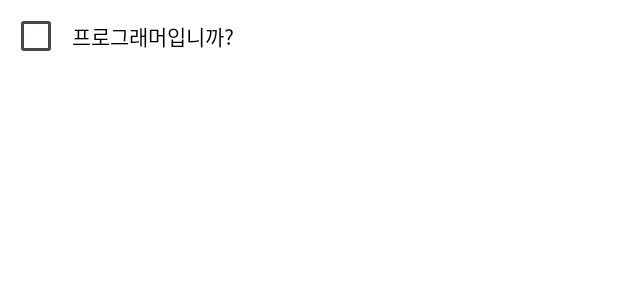
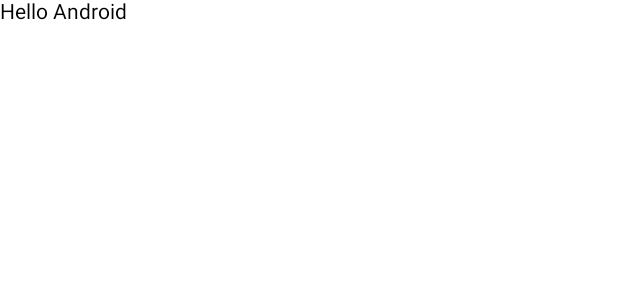
Before and after one commit to dqwdd-mega/compose_practice, an Android app built with Jetpack Compose: the @Preview function GreetingPreview, on a phone screen of 412 x 824 dp. Shown: the top 300 px of the screen. Run offline under Robolectric (Android 15) with nearby library versions, the phone set to English and light mode, and no system bars.

Commit message:
[Chapter 03.14-TextField] : Step 1 Clear

```diff
--- a/app/src/main/java/com/example/ch03_intro/MainActivity.kt
+++ b/app/src/main/java/com/example/ch03_intro/MainActivity.kt
@@ -3,22 +3,19 @@ package com.example.ch03_intro
 import android.os.Bundle
 import androidx.activity.ComponentActivity
 import androidx.activity.compose.setContent
-import androidx.compose.foundation.clickable
 import androidx.compose.foundation.layout.Column
 import androidx.compose.foundation.layout.Row
 import androidx.compose.foundation.layout.fillMaxSize
-import androidx.compose.material3.Checkbox
+import androidx.compose.foundation.layout.padding
 import androidx.compose.material3.MaterialTheme
 import androidx.compose.material3.Surface
 import androidx.compose.material3.Text
+import androidx.compose.material3.TextField
 import androidx.compose.runtime.Composable
-import androidx.compose.runtime.getValue
-import androidx.compose.runtime.mutableStateOf
-import androidx.compose.runtime.remember
-import androidx.compose.runtime.setValue
 import androidx.compose.ui.Alignment
 import androidx.compose.ui.Modifier
 import androidx.compose.ui.tooling.preview.Preview
+import androidx.compose.ui.unit.dp
 import com.example.ch03_intro.ui.theme.Ch03IntroTheme
 
 class MainActivity : ComponentActivity() {
@@ -31,77 +28,44 @@ class MainActivity : ComponentActivity() {
                     modifier = Modifier.fillMaxSize(),
                     color = MaterialTheme.colorScheme.background
                 ) {
-//                    Greeting("zzzzzzzzzzz")
-                    Column {
-                        CheckBoxEx()
-                    }
+                    Greeting()
+//                    Column {
+//                        TextFieldTheme()
+//                    }
                 }
             }
         }
     }
-
 }
 
 @Composable
-fun CheckBoxEx() {
+fun Greeting() {
+    Column(modifier = Modifier.padding(16.dp)) {
+        // Step 1: TextField 를 Text 위에 만듭니다
+        // value 와 onValueChanged 는 비워둡시다
+//        TextField(value = "Tom", onValueChange = {})
+
+        // Step 2: Text 에 Android 대신 TextField 입력을
+        // 출력하게 합시다. mutableStateOf("") 필드를 하나 만듭시다.
+
+        // Step 3: TextField 에 label 을 추가합시다.
+        // 내용에는 'Text("Name)'을 채워봅시다.
+
+        // Step 4: TextField 와 Text 사이에 Spacer 를 넣어 8.에 간격을 줍시다
+
+        // Step 5: TextField 를 OutlinedTextField 로 변경해봅시다
+
+        Text(text = "Hello Android")
+    }
+}
+
+@Composable
+fun TextFieldTheme() {
     Row(
         verticalAlignment = Alignment.CenterVertically
     ) {
-        // Step 1: Create Checkbox - checked 속성은 false
-        // onCheckedChange 는 비워둡시다
-//        Checkbox(
-//            checked = false,
-//            onCheckedChange = { // 바뀔 때 로직
-
-//            }
-//        )
-
-        // Step 2: onCheckedChange 에서 boolean 값 변수를 바꾸고
-        // checked 에서 그 값을 반영해봅시다(잘 되지 않습니다)
-//        var checked = false
-//        Checkbox(
-//            checked = checked,
-//            onCheckedChange = { // 바뀔 때 로직
-//                checked = !checked
-//            }
-//        )
-
-        // Step 3: boolean 대신 remember { mutableStateOf(false) }를
-        // 사용하여 상태를 도입합시다(value 프로퍼티를 이용해야 합니다)
-//        val checked = remember { mutableStateOf(false) }
-//        Checkbox(
-//            checked = checked.value,
-//            onCheckedChange = { // 바뀔 때 로직
-//                checked.value = !checked.value
-//            }
-//        )
-
-        // Step 4: delegated properties 로 변경해봅시다
-        // 위임된 속성
-        // checked 가 프로퍼티인 것처럼 사용할 수 있다
-        // by 를 써서, check 가 mutableStateOf 값에 .value 를 붙인 값인 것마냥~
-//        var checked by remember { mutableStateOf(false) }
-//        Checkbox(
-//            checked = checked,
-//            onCheckedChange = { // 바뀔 때 로직
-//                checked = !checked
-//            }
-//        )
-
-        // Step 5: destruction 으로 상태를 받아서 사용해봅시다
-        val (checked, setChecked) = remember { mutableStateOf(false) }
-        Checkbox(
-            checked = checked,
-            onCheckedChange = setChecked
-        )
-
-
-        // Checkbox 를 앞에 넣어주세요
         Text(
-            text = "프로그래머입니까?",
-            modifier = Modifier.clickable {
-                setChecked(!checked)
-            }
+            text = "Hello Android"
         )
     }
 }
@@ -111,6 +75,6 @@ fun CheckBoxEx() {
 @Composable
 fun GreetingPreview() {
     Row {
-        CheckBoxEx()
+        TextFieldTheme()
     }
 }
```
